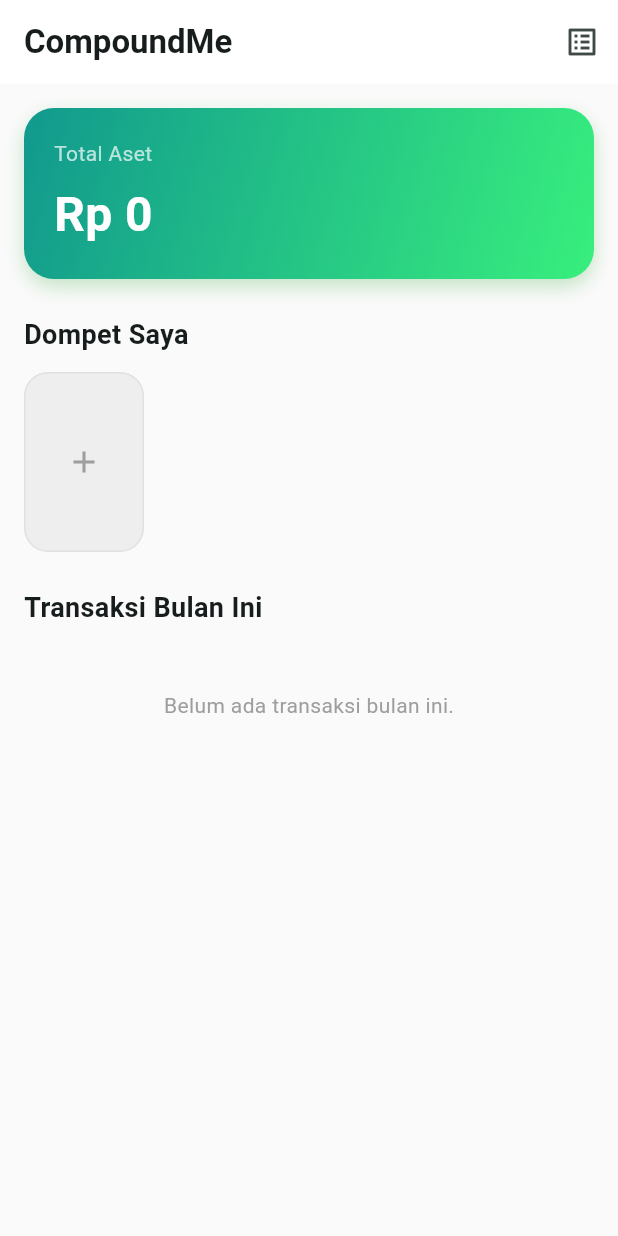
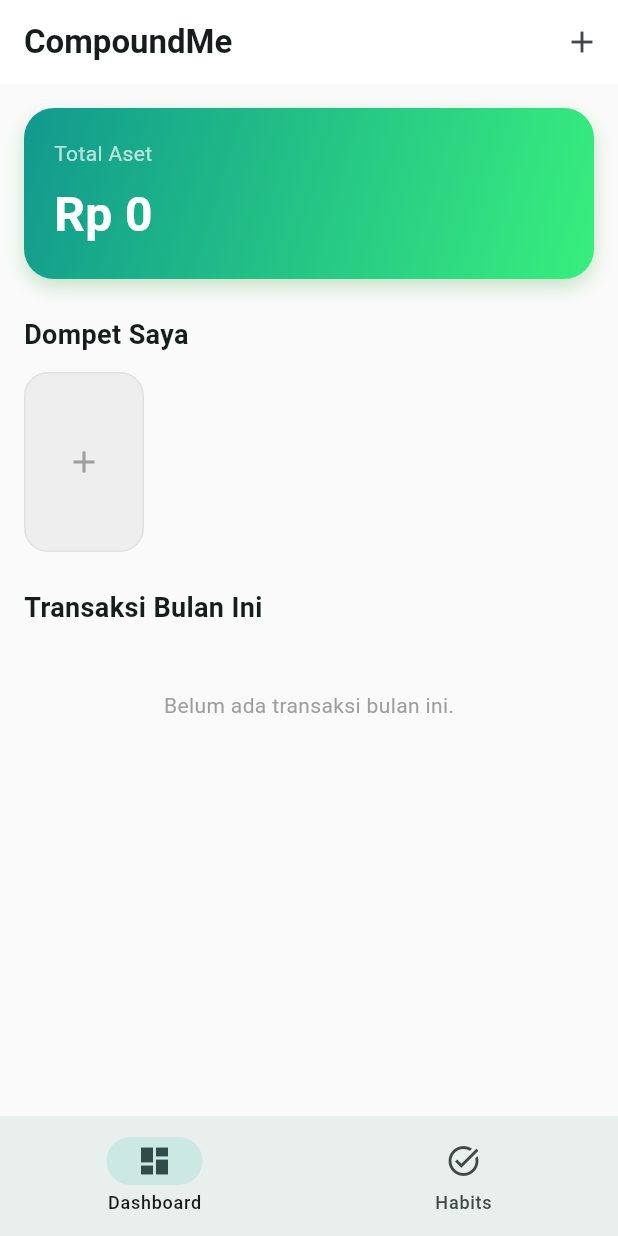
Before and after one commit to Umeem26/Compound_Me, a Flutter app: the screen it shows after launch, on a phone screen of 412 x 824 dp. Run offline on Flutter 3.47's test engine with Material 3 defaults, Android fonts, the phone set to English and light mode, and no system bars; our stand-ins replace drift, flutter_riverpod, riverpod_annotation; accounts and stored records are empty; generated files the repository leaves out were written again.

Commit message:
feat: implement bottom navigation bar and main screen layout

```diff
--- a/compound_me/lib/main.dart
+++ b/compound_me/lib/main.dart
@@ -5,6 +5,7 @@ import 'package:flutter_riverpod/flutter_riverpod.dart';
 import 'package:compound_me/src/features/dashboard/presentation/home_view.dart';
 // Import untuk date formatting indonesia
 import 'package:intl/date_symbol_data_local.dart';
+import 'package:compound_me/src/features/dashboard/presentation/main_screen.dart';
 
 void main() async {
   WidgetsFlutterBinding.ensureInitialized();
@@ -27,7 +28,7 @@ class MyApp extends StatelessWidget {
         useMaterial3: true,
         scaffoldBackgroundColor: Colors.grey[50],
       ),
-      home: const HomeView(), // <--- Panggil HomeView disini
+      home: const MainScreen(),
     );
   }
 }
--- a/compound_me/lib/src/features/dashboard/presentation/home_view.dart
+++ b/compound_me/lib/src/features/dashboard/presentation/home_view.dart
@@ -7,10 +7,9 @@ import 'package:compound_me/src/core/utils/currency_formatter.dart';
 import 'package:compound_me/src/features/finance/presentation/controllers/transaction_controller.dart';
 import 'package:compound_me/src/features/finance/presentation/controllers/wallet_controller.dart';
 
-// Import Screens untuk Navigasi
+// Import Screens
 import 'package:compound_me/src/features/finance/presentation/screens/add_transaction_screen.dart';
 import 'package:compound_me/src/features/finance/presentation/screens/add_wallet_screen.dart';
-import 'package:compound_me/src/features/habits/presentation/screens/habits_screen.dart';
 
 class HomeView extends ConsumerWidget {
   const HomeView({super.key});
@@ -28,15 +27,14 @@ class HomeView extends ConsumerWidget {
         backgroundColor: Colors.white,
         elevation: 0,
         actions: [
-          // TOMBOL BARU: Ke Halaman Habits
+          // HANYA SISA SATU TOMBOL: Tambah Transaksi
           IconButton(
-            icon: const Icon(Icons.list_alt), // Ikon checklist
-            tooltip: "Habits",
+            icon: const Icon(Icons.add),
+            tooltip: "Tambah Transaksi",
             onPressed: () {
-              // Pastikan import HabitsScreen di atas file
               Navigator.push(
                 context,
-                MaterialPageRoute(builder: (context) => const HabitsScreen()),
+                MaterialPageRoute(builder: (context) => const AddTransactionScreen()),
               );
             },
           ),
@@ -92,7 +90,6 @@ class HomeView extends ConsumerWidget {
           const SizedBox(height: 8),
           walletsAsync.when(
             data: (wallets) {
-              // Hitung total saldo
               final total = wallets.fold<double>(0, (sum, wallet) => sum + wallet.balance);
               return Text(
                 CurrencyFormatter.toRupiah(total),
@@ -113,12 +110,11 @@ class HomeView extends ConsumerWidget {
       height: 120,
       child: walletsAsync.when(
         data: (wallets) {
-          // List.generate + 1 agar ada tempat untuk tombol tambah
           return ListView.builder(
             scrollDirection: Axis.horizontal,
             itemCount: wallets.length + 1,
             itemBuilder: (context, index) {
-              // Jika index terakhir, render tombol tambah
+              // Jika index terakhir, render tombol tambah wallet
               if (index == wallets.length) {
                 return _buildAddWalletButton(ref);
               }
@@ -164,7 +160,6 @@ class HomeView extends ConsumerWidget {
       builder: (context) {
         return GestureDetector(
           onTap: () {
-            // Navigasi ke Form Tambah Wallet
             Navigator.push(
               context,
               MaterialPageRoute(builder: (context) => const AddWalletScreen()),
@@ -207,8 +202,11 @@ class HomeView extends ConsumerWidget {
               elevation: 0,
               color: Colors.white,
               child: ListTile(
-                leading: const CircleAvatar(backgroundColor: Colors.orange, child: Icon(Icons.fastfood, color: Colors.white)),
-                title: Text(trx.note ?? "Tanpa Catatan"),
+                leading: CircleAvatar(
+                  backgroundColor: Colors.orange.withOpacity(0.2),
+                  child: const Icon(Icons.fastfood, color: Colors.orange)
+                ),
+                title: Text(trx.note ?? "Auto-Habit"),
                 subtitle: Text(DateFormat('dd MMM yyyy').format(trx.date)),
                 trailing: Text(
                   "- ${CurrencyFormatter.toRupiah(trx.amount)}",
--- /dev/null
+++ b/compound_me/lib/src/features/dashboard/presentation/main_screen.dart
@@ -0,0 +1,52 @@
+import 'package:flutter/material.dart';
+import 'package:compound_me/src/features/dashboard/presentation/home_view.dart';
+import 'package:compound_me/src/features/habits/presentation/screens/habits_screen.dart';
+
+class MainScreen extends StatefulWidget {
+  const MainScreen({super.key});
+
+  @override
+  State<MainScreen> createState() => _MainScreenState();
+}
+
+class _MainScreenState extends State<MainScreen> {
+  int _currentIndex = 0;
+
+  // Daftar Halaman yang akan ditampilkan
+  final List<Widget> _pages = [
+    const HomeView(),     // Index 0: Dashboard
+    const HabitsScreen(), // Index 1: Habits
+  ];
+
+  @override
+  Widget build(BuildContext context) {
+    return Scaffold(
+      // IndexedStack menjaga halaman tetap "hidup" saat pindah tab
+      // Jadi kalau scroll di Dashboard, pindah ke Habits, balik lagi posisinya gak reset.
+      body: IndexedStack(
+        index: _currentIndex,
+        children: _pages,
+      ),
+      bottomNavigationBar: NavigationBar(
+        selectedIndex: _currentIndex,
+        onDestinationSelected: (int index) {
+          setState(() {
+            _currentIndex = index;
+          });
+        },
+        destinations: const [
+          NavigationDestination(
+            icon: Icon(Icons.dashboard_outlined),
+            selectedIcon: Icon(Icons.dashboard),
+            label: 'Dashboard',
+          ),
+          NavigationDestination(
+            icon: Icon(Icons.task_alt_outlined),
+            selectedIcon: Icon(Icons.task_alt),
+            label: 'Habits',
+          ),
+        ],
+      ),
+    );
+  }
+}
```
